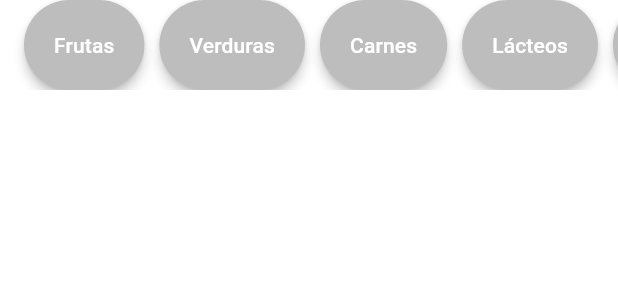
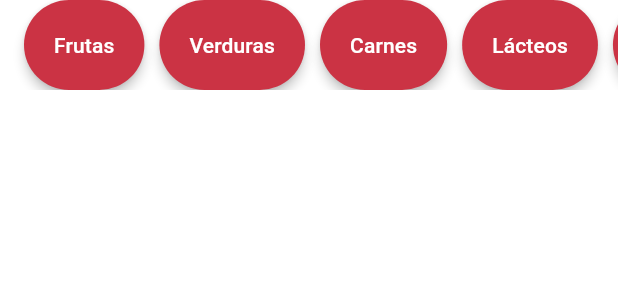
Before and after one commit to Carlaa0u0/ElMandadito_Sftw6, a Flutter app: the CategoryButtons widget shown alone on an empty page, opened directly with empty values, on a phone screen of 412 x 824 dp. Shown: the top 300 px of the screen. Run offline on Flutter 3.47's test engine with Material 3 defaults, Android fonts, the light colour scheme and no system bars; our stand-ins replace appwrite; network calls fail.

Commit message:
Color boton fix

```diff
--- a/lib/widgets/category_buttons.dart
+++ b/lib/widgets/category_buttons.dart
@@ -57,7 +57,7 @@ class CategoryButtons extends StatelessWidget {
               onPressed: () => onCategorySelected(categoria),
               style: ElevatedButton.styleFrom(
                 backgroundColor:
-                    isSelected ? const Color(0xFFCB3344) : Colors.grey[400],
+                    isSelected ? const Color.fromARGB(255, 244, 120, 120) : Color(0xFFCB3344),
                 foregroundColor: Colors.white,
                 shape: RoundedRectangleBorder(
                   borderRadius: BorderRadius.circular(30),
```
Also changed, not shown: pubspec.lock.
